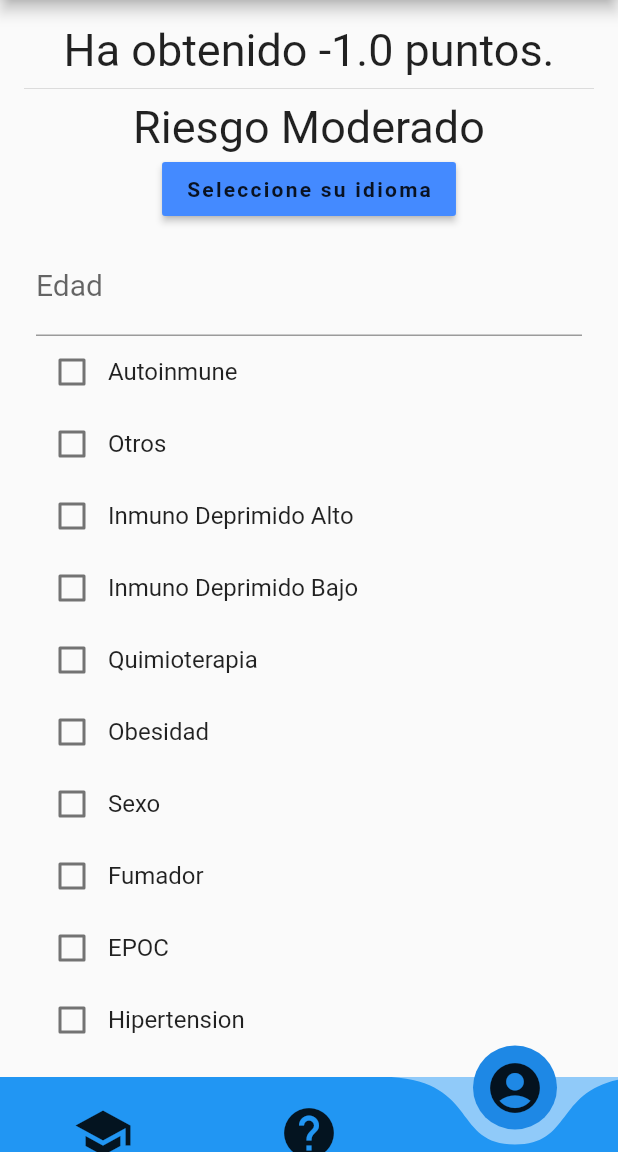
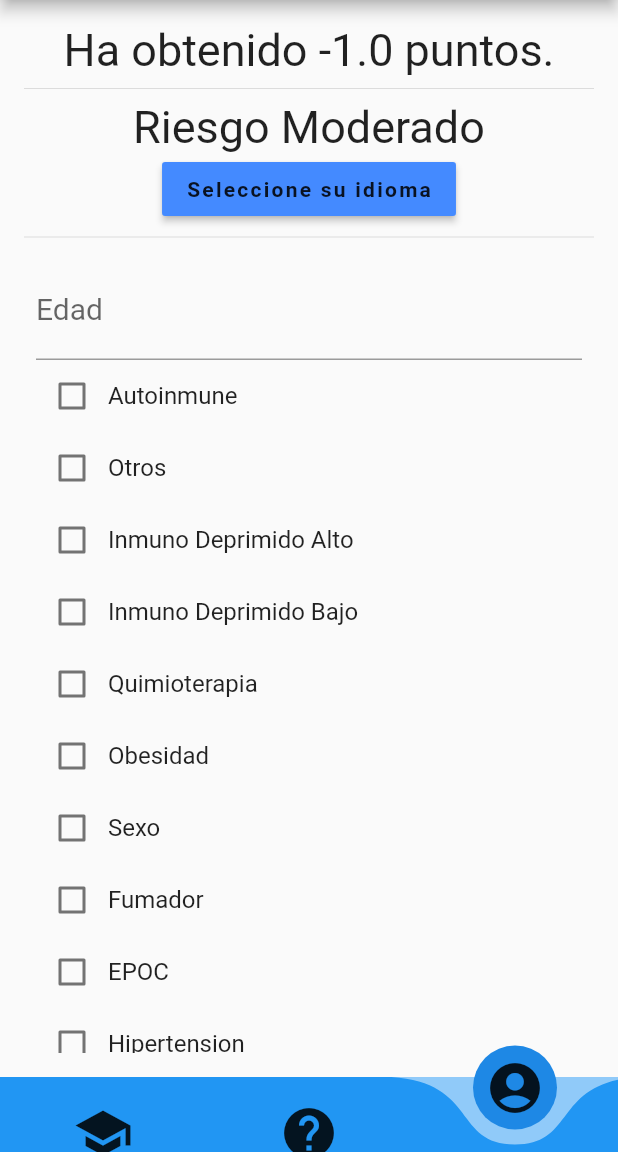
Before and after one commit to ftenaf/drwhatson, a Flutter app: the screen it shows after launch, item 3 of the bottom bar chosen, on a phone screen of 412 x 824 dp, the part 84-1236 px from its top. Run offline on Flutter 3.47's test engine with Material 2 defaults, Android fonts, the phone set to English and light mode, and no system bars; drawn by our look-alikes of curved_navigation_bar; our stand-ins replace easy_localization, flare_flutter, flutter_markdown, get_it, sembast, sembast_web and 2 more; missing offline and left inert: expressions, shared_preferences_web; accounts and stored records are empty; network calls fail; Roboto replaces fonts that are missing (Nunito).

```diff
--- a/lib/main.dart
+++ b/lib/main.dart
@@ -1,6 +1,6 @@
 import 'package:covid_buster_lite/services/common/language_helper.dart';
 import 'package:covid_buster_lite/services/service_locator.dart';
-import 'package:covid_buster_lite/ui/common/app_nav_bar.dart';
+import 'package:covid_buster_lite/ui/views/splash_screen.dart';
 import 'package:easy_localization/easy_localization.dart';
 import 'package:flutter/material.dart';
 import 'package:flutter_localizations/flutter_localizations.dart';
@@ -26,7 +26,7 @@ class MyApp extends StatelessWidget {
     return MaterialApp(
       title: 'homePage.appBarTitle'.tr(),
       debugShowCheckedModeBanner: false,
-      home: AppNavBar(),
+      home: SplashScreen(), //AppNavBar(),
       localizationsDelegates: [
         GlobalMaterialLocalizations.delegate,
         GlobalWidgetsLocalizations.delegate,
@@ -42,7 +42,7 @@ class MyApp extends StatelessWidget {
         brightness: Brightness.light,
         appBarTheme: AppBarTheme(color: Colors.blue),
         textTheme: TextTheme(
-          headline1: TextStyle(color: Colors.red[900], fontWeight: FontWeight.bold),
+          headline1: TextStyle(color: Colors.white, fontWeight: FontWeight.bold),
           bodyText1: TextStyle(fontSize: 18),
           bodyText2: TextStyle(fontSize: 16),
           button: TextStyle(letterSpacing: 1.5, fontWeight: FontWeight.bold),
--- a/lib/ui/views/profile_screen.dart
+++ b/lib/ui/views/profile_screen.dart
@@ -62,6 +62,7 @@ class _ProfileScreenState extends State<ProfileScreen> {
                           onPressed: () => _showSelectLanguageDialog(),
                           color: Colors.blueAccent,
                         ),
+                        Divider(),
                         Expanded(
                           child: editForm(profileData),
                         ),
@@ -286,6 +287,7 @@ class _ProfileScreenState extends State<ProfileScreen> {
                         textAlign: TextAlign.justify,
                       )),
                     ]),
+                    Divider(),
                     RaisedButton(
                       child: Text(
                         'profile.save'.tr(),
--- a/lib/ui/widgets/question_quiz.dart
+++ b/lib/ui/widgets/question_quiz.dart
@@ -109,6 +109,7 @@ class QuestionPage extends StatelessWidget {
         return Container(
           height: 700,
           padding: EdgeInsets.all(16),
+          color: Colors.white70,
           child: Column(
             mainAxisAlignment: MainAxisAlignment.spaceAround,
             crossAxisAlignment: CrossAxisAlignment.center,
```
Also changed, not shown: lib/ui/views/splash_screen.dart (added, +44 -0 lines), lib/ui/views/topic_screen.dart (+4 -4 lines), 1 other file.
